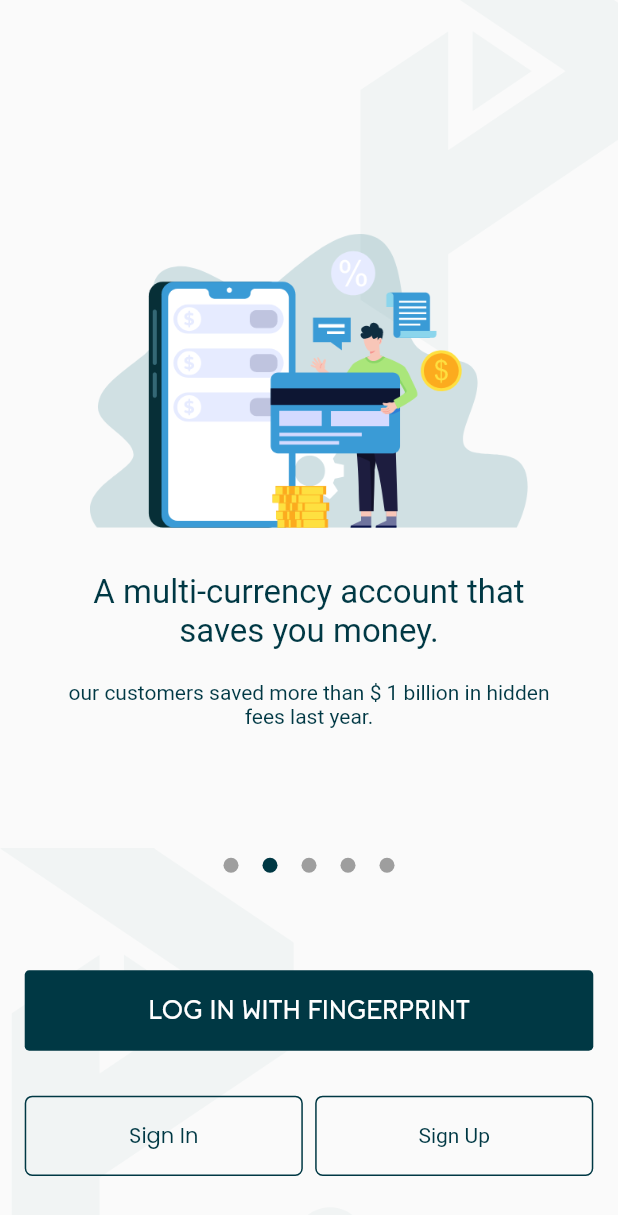
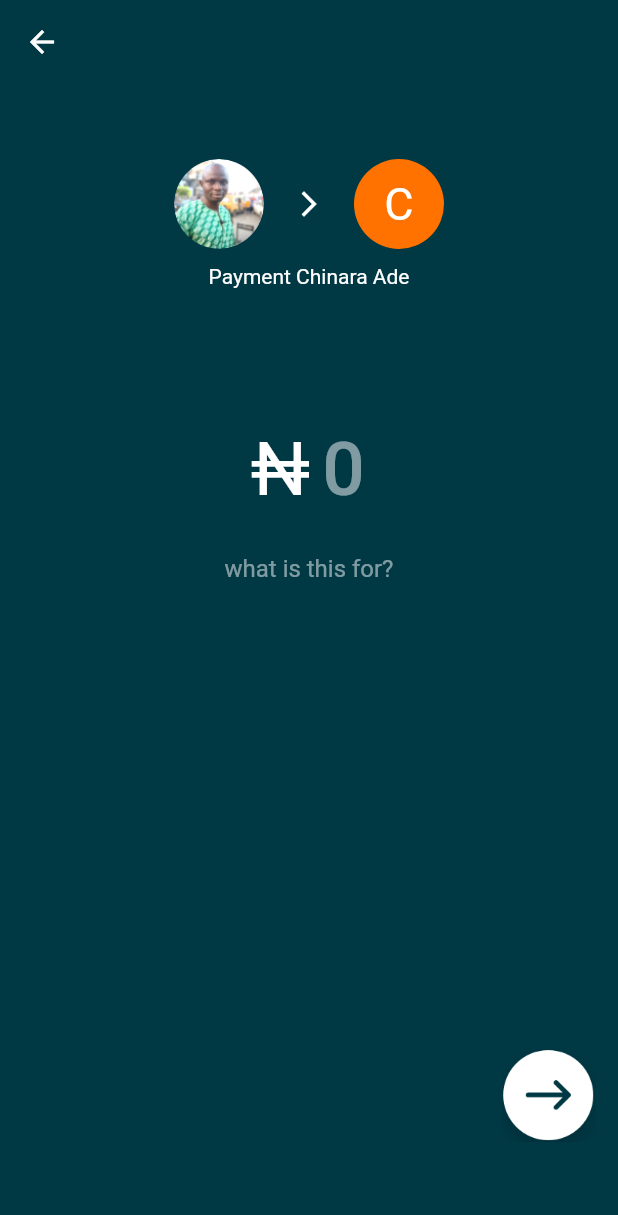
Before and after one commit to irshadalip/Gpay, a Flutter app: the screen it shows after launch, after a tap on "LOG IN WITH FINGERPRINT", on a phone screen of 412 x 824 dp. Shown: the top 1215 px of the screen. Run offline on Flutter 3.47's test engine with Material 2 defaults, Android fonts, the phone set to English and light mode, and no system bars; our stand-ins replace flutter_masked_text, pin_input_text_field; Roboto replaces fonts that are missing (Poppins-Regular).

Commit message:
[new]-OTP-Varification Screen, Payment Screen

```diff
--- a/lib/Pager.dart
+++ b/lib/Pager.dart
@@ -1,4 +1,5 @@
 import 'package:Gpay/models/slide.dart';
+import 'package:Gpay/payment.dart';
 import 'package:Gpay/signIn.dart';
 import 'package:Gpay/signUp.dart';
 import 'package:Gpay/widgets/slideItems.dart';
@@ -100,6 +101,10 @@ class _PagerState extends State<Pager> {
                         child: InkWell(
                           onTap: () {
                             print("...LOG IN WITH FINGERPRINT...");
+                            Navigator.push(
+                                context,
+                                MaterialPageRoute(
+                                    builder: (context) => Payment()));
                           },
                           child: Container(
                             width: MediaQuery.of(context).size.width * 0.92,
@@ -164,7 +169,9 @@ class _PagerState extends State<Pager> {
                                   Navigator.push(
                                       context,
                                       MaterialPageRoute(
-                                          builder: (context) => SignUp(),settings: RouteSettings(name: '/PagerPage')));
+                                          builder: (context) => SignUp(),
+                                          settings: RouteSettings(
+                                              name: '/PagerPage')));
                                 },
                                 child: Container(
                                     width: MediaQuery.of(context).size.width *
--- /dev/null
+++ b/lib/payment.dart
@@ -0,0 +1,183 @@
+
+import 'package:flutter/material.dart';
+import 'package:flutter_masked_text/flutter_masked_text.dart';
+
+class Payment extends StatefulWidget {
+  @override
+  _PaymentState createState() => _PaymentState();
+}
+
+class _PaymentState extends State<Payment> {
+  String userImage = "images/person.png";
+  TextEditingController amount = TextEditingController();
+  final amountFormeter =
+      MoneyMaskedTextController(decimalSeparator: '.', thousandSeparator: ',');
+
+  String userImage2 = null;
+
+  double _containerWidth = 30.0;
+
+  String userLatter = "Irshadali";
+
+  int caseValue = 100;
+  int ir = 12155454;
+
+  Widget _getUserImages(String image) => Container(
+        height: 60,
+        width: 60,
+        child: ClipRRect(
+            borderRadius: BorderRadius.circular(500),
+            child: image == null
+                ? Container(
+                    height: 60,
+                    width: 60,
+                    color: Color(0xffff7200),
+                    child: Center(
+                        child: Text("C",
+                            style:
+                                TextStyle(color: Colors.white, fontSize: 30))),
+                  )
+                : Image.asset(image, fit: BoxFit.fill)),
+      );
+
+  @override
+  Widget build(BuildContext context) {
+    return Scaffold(
+      backgroundColor: Color(0xff003844),
+      appBar: AppBar(
+        backgroundColor: Colors.transparent,
+        elevation: 0,
+      ),
+      body: Padding(
+        padding: const EdgeInsets.symmetric(horizontal: 15),
+        child: SingleChildScrollView(
+          child: Container(
+            height: MediaQuery.of(context).size.height * 0.88,
+            child: Column(
+              mainAxisAlignment: MainAxisAlignment.spaceBetween,
+              children: <Widget>[
+                Column(
+                  crossAxisAlignment: CrossAxisAlignment.start,
+                  children: <Widget>[
+                    Padding(
+                      padding: const EdgeInsets.only(top: 50, bottom: 10),
+                      child: Row(
+                        mainAxisAlignment: MainAxisAlignment.center,
+                        children: <Widget>[
+                          _getUserImages(userImage),
+                          SizedBox(width: 20),
+                          Icon(
+                            Icons.arrow_forward_ios,
+                            color: Colors.white,
+                            size: 20,
+                          ),
+                          SizedBox(width: 20),
+                          _getUserImages(userImage2),
+                        ],
+                      ),
+                    ),
+                    Align(
+                        alignment: Alignment.center,
+                        child: Text(
+                          "Payment Chinara Ade",
+                          style: TextStyle(color: Colors.white),
+                        )),
+                    Padding(
+                      padding: const EdgeInsets.only(top: 80),
+                      child: Row(
+                        mainAxisAlignment: MainAxisAlignment.center,
+                        children: <Widget>[
+                          Padding(
+                            padding: const EdgeInsets.only(right: 8.0),
+                            child: Text(
+                              "₦",
+                              style: TextStyle(
+                                fontSize: 50,
+                                color: Colors.white,
+                              ),
+                            ),
+                          ),
+                          Center(
+                            child: Container(
+                              width: _containerWidth,
+                              child: TextField(
+                                controller: amount,
+                                showCursor: false,
+                                style: TextStyle(
+                                    color: Colors.white,
+                                    fontSize: 50,
+                                    fontWeight: FontWeight.w500),
+                                keyboardType: TextInputType.number,
+                                textAlign: TextAlign.left,
+                                onChanged: (value) {
+                                  if (value.length == 5) {
+                                    FocusScope.of(context)
+                                        .requestFocus(FocusNode());
+                                  }
+                                  if (value.length == 0) {
+                                    setState(() {
+                                      _containerWidth = 30.0;
+                                    });
+                                  } else {
+                                    setState(() {
+                                      _containerWidth = value.length * 30.0;
+
+                                      print(ir);
+                                    });
+                                  }
+                                },
+                                decoration: InputDecoration(
+                                  hintText: "0",
+                                  hintStyle: TextStyle(
+                                      color: Colors.white.withOpacity(0.5),
+                                      fontSize: 50),
+                                  border: InputBorder.none,
+                                ),
+                              ),
+                            ),
+                          ),
+                        ],
+                      ),
+                    ),
+                    Align(
+                        alignment: Alignment.center,
+                        child: TextField(
+                          showCursor: true,
+                          style: TextStyle(
+                            color: Colors.white,
+                          ),
+                          keyboardType: TextInputType.text,
+                          textAlign: TextAlign.center,
+                          decoration: InputDecoration(
+                            hintText: "what is this for?",
+                            hintStyle:
+                                TextStyle(color: Colors.white.withOpacity(0.5)),
+                            border: InputBorder.none,
+                          ),
+                        )),
+                  ],
+                ),
+                Expanded(child: Container()),
+                InkWell(
+                  // onTap: () => Navigator.of(context).pushAndRemoveUntil(
+                  //     MaterialPageRoute(builder: (context) => Home()),
+                  //     (Route<dynamic> route) => false),
+                  child: Align(
+                    alignment: Alignment.bottomRight,
+                    child: Padding(
+                      padding: const EdgeInsets.symmetric(vertical: 20),
+                      child: Image.asset(
+                        "images/rightArrow.png",
+                        scale: 2,
+                      ),
+                    ),
+                  ),
+                )
+              ],
+            ),
+          ),
+        ),
+      ),
+    );
+  }
+}
--- a/lib/signIn.dart
+++ b/lib/signIn.dart
@@ -169,6 +169,9 @@ class _SignInState extends State<SignIn> {
       children: <Widget>[
         Padding(
           padding: const EdgeInsets.symmetric(vertical: 10),
+          child: InkWell(
+            // onTap: () => Navigator.push(
+            //     context, MaterialPageRoute(builder: (context) => Home())),
             child: Container(
               // width: MediaQuery.of(context).size.width * 0.92,
               height: MediaQuery.of(context).size.width * 0.13,
@@ -183,6 +186,7 @@ class _SignInState extends State<SignIn> {
                       fontFamily: "Coves",
                       fontWeight: FontWeight.bold,
                       fontSize: 18),
+                ),
               ),
             ),
           ),
--- a/pubspec.yaml
+++ b/pubspec.yaml
@@ -29,6 +29,8 @@ dependencies:
   # Use with the CupertinoIcons class for iOS style icons.
   cupertino_icons: ^0.1.3
   pin_input_text_field: ^3.0.5
+  intl: ^0.16.1
+  flutter_masked_text: ^0.8.0
 
 dev_dependencies:
   flutter_test:
```
Also changed, not shown: lib/otpVerify.dart (added, +146 -0 lines), lib/signUp.dart (+8 -11 lines), images/person.png (added), images/profilePic.png (added), images/qrIcon.png (added), images/rightArrow.png (added), pubspec.lock, 3 other files. Lines whose indentation alone changed are shown as unchanged.
